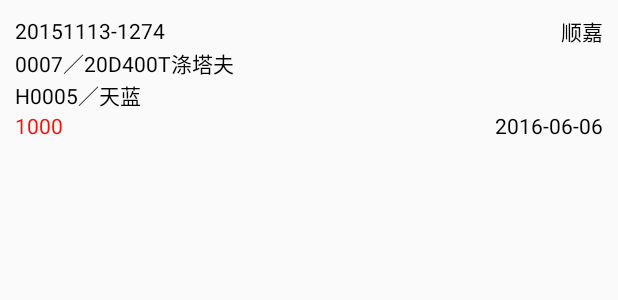
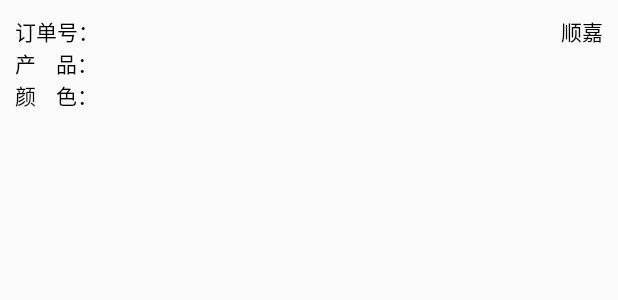
Before and after one commit to zongdongdong/Outbound, an Android app: the layout listitem_sale_send.xml on its own in the app's theme, with its tools: preview values and no code run, on a phone screen of 412 x 824 dp. Shown: the top 300 px of the screen. Run offline under Robolectric (Android 15) with nearby library versions, the phone set to English and light mode, and no system bars.

Commit message:
主界面列表添加名字描述
2016-7-13，嵇民华提出

```diff
--- a/app/src/main/res/layout/listitem_sale_send.xml
+++ b/app/src/main/res/layout/listitem_sale_send.xml
@@ -10,12 +10,20 @@
         android:layout_height="wrap_content"
         >
         <TextView
+            android:id="@+id/txtv_number_tip"
+            android:layout_width="wrap_content"
+            android:layout_height="wrap_content"
+            android:text="订单号："
+            android:textColor="@color/black"
+            android:layout_centerVertical="true"
+            />
+        <TextView
             android:id="@+id/txtv_customcode"
             android:layout_width="wrap_content"
             android:layout_height="wrap_content"
-            android:text="20151113-1274"
             android:textColor="@color/black"
             android:layout_centerVertical="true"
+            android:layout_toRightOf="@+id/txtv_number_tip"
             />
         <TextView
             android:id="@+id/txtv_customer_name"
@@ -33,23 +41,44 @@
         android:layout_height="wrap_content"
         >
         <TextView
+            android:id="@+id/txtv_good_tip"
+            android:layout_width="wrap_content"
+            android:layout_height="wrap_content"
+            android:text="产    品："
+            android:textColor="@color/black"
+            android:layout_centerVertical="true"
+            />
+        <TextView
             android:id="@+id/txtv_material"
             android:layout_width="wrap_content"
             android:layout_height="wrap_content"
-            android:text="0007／20D400T涤塔夫"
+            android:textColor="@color/black"
+            android:layout_centerVertical="true"
+            android:layout_toRightOf="@+id/txtv_good_tip"
+            />
+    </RelativeLayout>
+    <LinearLayout
+        android:layout_width="match_parent"
+        android:layout_height="wrap_content"
+        android:orientation="horizontal"
+        >
+        <TextView
+            android:layout_width="wrap_content"
+            android:layout_height="wrap_content"
+            android:text="颜    色："
             android:textColor="@color/black"
             android:layout_centerVertical="true"
             />
-    </RelativeLayout>
         <TextView
             android:id="@+id/txtv_color"
             android:layout_width="wrap_content"
             android:layout_height="wrap_content"
-        android:text="H0005／天蓝"
             android:textColor="@color/black"
             android:layout_alignParentRight="true"
             android:layout_centerVertical="true"
             />
+    </LinearLayout>
+
     <RelativeLayout
         android:layout_width="match_parent"
         android:layout_height="wrap_content"
@@ -58,7 +87,6 @@
             android:id="@+id/txtv_plan_quantity"
             android:layout_width="wrap_content"
             android:layout_height="wrap_content"
-            android:text="1000"
             android:textColor="@color/red"
             android:layout_centerVertical="true"
             />
@@ -66,7 +94,6 @@
             android:id="@+id/txtv_billdate"
             android:layout_width="wrap_content"
             android:layout_height="wrap_content"
-            android:text="2016-06-06"
             android:textColor="@color/black"
             android:layout_alignParentRight="true"
             android:layout_centerVertical="true"
```
Also changed, not shown: 3 other files. Lines whose indentation alone changed are shown as unchanged.
